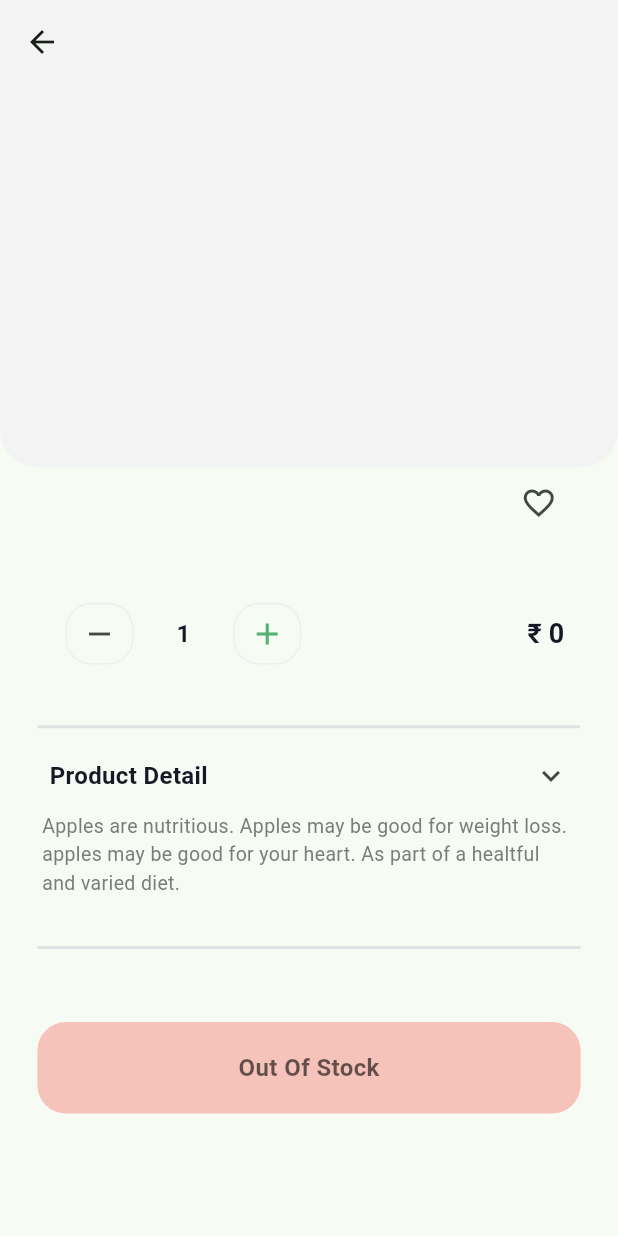
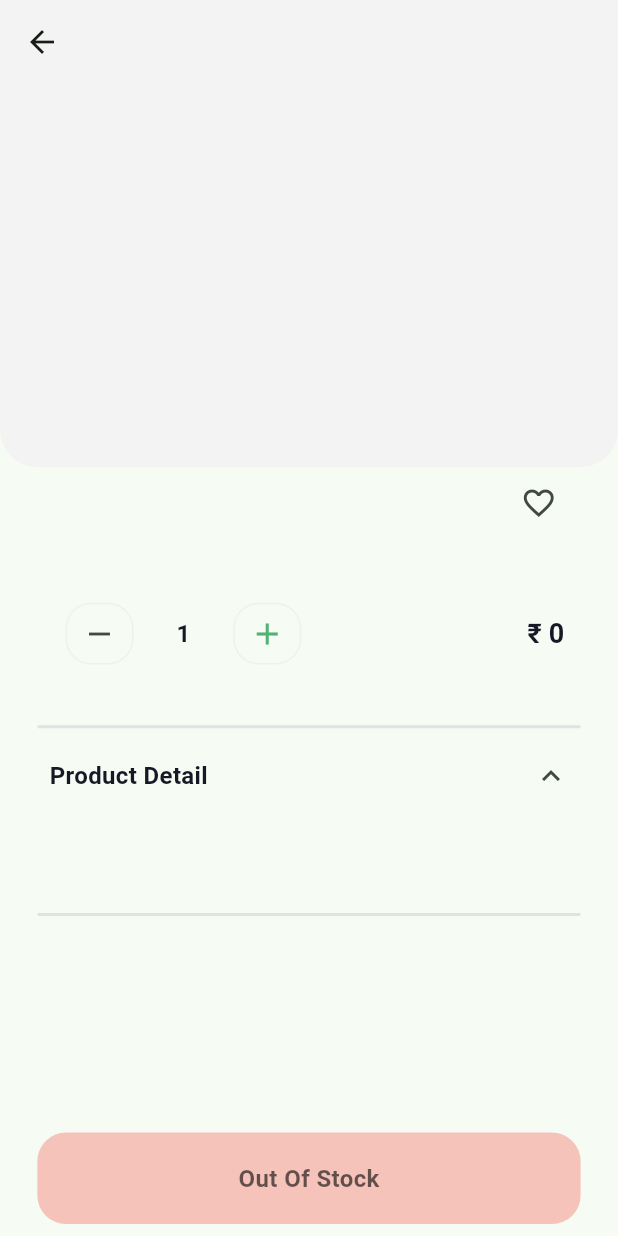
Before and after one commit to AyuTechLive/grocery_ecommerce, a Flutter app: the ProductDetails screen opened directly with empty values, on a phone screen of 412 x 824 dp. Run offline on Flutter 3.47's test engine with Material 3 defaults, Android fonts, the phone set to English and light mode, and no system bars; drawn by our look-alikes of carousel_slider; our stand-ins replace cloud_firestore, firebase_auth, firebase_core, firebase_database, firebase_storage, fluttertoast and 1 more; missing offline and left inert: onesignal_flutter; accounts and stored records are empty; Roboto replaces fonts that are missing (Gilroy, Gilroy-Medium); statements that could not run were skipped.

Commit message:
final ui

```diff
--- a/lib/Auth/login.dart
+++ b/lib/Auth/login.dart
@@ -11,6 +11,7 @@ import 'package:hakikat_app_new/Auth/signup.dart';
 import 'package:hakikat_app_new/Home/mainpage.dart';
 import 'package:hakikat_app_new/Utils/colors.dart';
 import 'package:hakikat_app_new/Utils/roundbutton.dart';
+import 'package:hakikat_app_new/Utils/utils.dart';
 
 class LoginScreen extends StatefulWidget {
   const LoginScreen({super.key});
@@ -71,7 +72,7 @@ class _LoginScreenState extends State<LoginScreen> {
         setState(() {
           loading = true;
         });
-        //    Utils().toastMessage('Login succesful');
+        Utils().toastMessage('Login succesful');
         Navigator.push(
             context,
             MaterialPageRoute(
@@ -84,7 +85,7 @@ class _LoginScreenState extends State<LoginScreen> {
           loading = false;
         });
 
-        // Utils().toastMessage(error.toString());
+        Utils().toastMessage('Login Unauthorized');
       },
     );
   }
--- a/lib/Favorites/favorites.dart
+++ b/lib/Favorites/favorites.dart
@@ -60,6 +60,7 @@ class _FavoritesScreenState extends State<FavoritesScreen> {
           'Product Title': data['Product Title'],
           'Product Subtitle': data['Product Subtitle'],
           'Product Img': data['Product Img'],
+          'Product Discription': data['Product Discription'],
         };
         fetchedData.add(favoriteItem);
       }
@@ -136,6 +137,8 @@ class _FavoritesScreenState extends State<FavoritesScreen> {
                                   nextScreen(
                                       context,
                                       ProductDetails(
+                                        discription:
+                                            item['Product Discription'] ?? '',
                                         imageUrls: List<String>.from(
                                             item['Product Img'] ??
                                                 [AppImage.defaultimgurl]),
--- a/lib/ItemsShowing/CategoryProducts.dart
+++ b/lib/ItemsShowing/CategoryProducts.dart
@@ -86,6 +86,7 @@ class _CategoryProductState extends State<CategoryProduct> {
                     nextScreen(
                         context,
                         ProductDetails(
+                          discription: product['Product Discription'] ?? '',
                           imageUrls: List<String>.from(product['Product Img'] ??
                               [AppImage.defaultimgurl]),
                           orderid: product['id'],
@@ -103,6 +104,7 @@ class _CategoryProductState extends State<CategoryProduct> {
                     nextScreen(
                         context,
                         ProductDetails(
+                          discription: product['Product Discription'] ?? '',
                           imageUrls: List<String>.from(product['Product Img'] ??
                               [AppImage.defaultimgurl]),
                           orderid: product['id'],
@@ -159,6 +161,7 @@ class _CategoryProductState extends State<CategoryProduct> {
               'Product Img': value['Product Img'],
               'Product Price': value['Product Price'],
               'id': value['id'],
+              'Product Discription': value['Product Discription'],
             };
 
             if (widget.categoryname == 'All Products' ||
--- a/lib/ItemsShowing/Exclusiveitemshowing.dart
+++ b/lib/ItemsShowing/Exclusiveitemshowing.dart
@@ -84,7 +84,7 @@ class _ExclusiveItemsState extends State<ExclusiveItems> {
           Expanded(
             child: GridView.builder(
               shrinkWrap: true,
-              physics: NeverScrollableScrollPhysics(),
+              // physics: NeverScrollableScrollPhysics(),
               padding: EdgeInsets.all(width * 0.06),
               gridDelegate: SliverGridDelegateWithFixedCrossAxisCount(
                 childAspectRatio: 0.75,
@@ -100,6 +100,7 @@ class _ExclusiveItemsState extends State<ExclusiveItems> {
                     nextScreen(
                         context,
                         ProductDetails(
+                          discription: product['Product Discription'] ?? '',
                           imageUrls: List<String>.from(product['Product Img'] ??
                               [AppImage.defaultimgurl]),
                           orderid: product['id'],
@@ -118,6 +119,7 @@ class _ExclusiveItemsState extends State<ExclusiveItems> {
                     nextScreen(
                         context,
                         ProductDetails(
+                          discription: product['Product Discription'] ?? '',
                           imageUrls: List<String>.from(product['Product Img'] ??
                               [AppImage.defaultimgurl]),
                           orderid: product['id'],
@@ -176,6 +178,7 @@ class _ExclusiveItemsState extends State<ExclusiveItems> {
               'Product Img': value['Product Img'],
               'Product Price': value['Product Price'],
               'id': value['id'],
+              'Product Discription': value['Product Discription'],
             };
             setState(() {
               products.add(product);
--- a/lib/ProductDetails/productdetails.dart
+++ b/lib/ProductDetails/productdetails.dart
@@ -16,6 +16,7 @@ class ProductDetails extends StatefulWidget {
   final String img;
   final String orderid;
   final int maxquantity;
+  final String discription;
 
   final List<String> imageUrls;
   const ProductDetails({
@@ -27,6 +28,7 @@ class ProductDetails extends StatefulWidget {
     required this.img,
     required this.orderid,
     required this.imageUrls,
+    required this.discription,
   });
 
   @override
@@ -40,6 +42,8 @@ class _ProductDetailsState extends State<ProductDetails> {
   bool isLoading = false;
   bool isInCart = false;
   int _currentIndex = 0;
+  bool _isExpanded = true; // Start expanded by default
+
   @override
   void initState() {
     // TODO: implement initState
@@ -57,7 +61,8 @@ class _ProductDetailsState extends State<ProductDetails> {
       appBar: AppBar(
         backgroundColor: Color(0xFFF2F3F2),
       ),
-      body: Column(
+      body: SingleChildScrollView(
+        child: Column(
           children: [
             Container(
               width: width,
@@ -256,9 +261,7 @@ class _ProductDetailsState extends State<ProductDetails> {
             ),
             Row(
               children: [
-              SizedBox(
-                width: width * 0.08,
-              ),
+                SizedBox(width: width * 0.08),
                 Text(
                   'Product Detail',
                   style: TextStyle(
@@ -269,16 +272,24 @@ class _ProductDetailsState extends State<ProductDetails> {
                   ),
                 ),
                 Spacer(),
-              IconButton(onPressed: () {}, icon: Icon(Icons.expand_more)),
-              SizedBox(
-                width: width * 0.05,
-              )
+                IconButton(
+                  onPressed: () {
+                    setState(() {
+                      _isExpanded = !_isExpanded;
+                    });
+                  },
+                  icon:
+                      Icon(_isExpanded ? Icons.expand_less : Icons.expand_more),
+                ),
+                SizedBox(width: width * 0.05)
               ],
             ),
-          SizedBox(
-            width: width * 0.864,
+            if (_isExpanded)
+              Padding(
+                padding:
+                    EdgeInsets.symmetric(horizontal: width * 0.08, vertical: 8),
                 child: Text(
-              'Apples are nutritious. Apples may be good for weight loss. apples may be good for your heart. As part of a healtful and varied diet.',
+                  widget.discription,
                   style: TextStyle(
                     color: Color(0xFF7C7C7C),
                     fontSize: 13,
@@ -305,7 +316,10 @@ class _ProductDetailsState extends State<ProductDetails> {
             SizedBox(
               height: height * 0.05,
             ),
-          IconButton(
+          ],
+        ),
+      ),
+      bottomNavigationBar: IconButton(
           onPressed: () {
             widget.maxquantity > 0
                 ? isInCart
@@ -373,8 +387,6 @@ class _ProductDetailsState extends State<ProductDetails> {
                     ),
                   ),
                 )),
-        ],
-      ),
     );
   }
 
@@ -397,6 +409,10 @@ class _ProductDetailsState extends State<ProductDetails> {
   }
 
   Future<void> _addToCart() async {
+    if (quantity < 1) {
+      Utils().toastMessage('You must add at least one quantity');
+      return;
+    } else {
       setState(() {
         isLoading = true; // Set loading to true
       });
@@ -439,6 +455,7 @@ class _ProductDetailsState extends State<ProductDetails> {
             content: Text('Error adding item to cart'),
           ),
         );
+      }
     }
   }
 
--- a/lib/Utils/utils.dart
+++ b/lib/Utils/utils.dart
@@ -9,7 +9,7 @@ class Utils {
         toastLength: Toast.LENGTH_SHORT,
         gravity: ToastGravity.BOTTOM,
         timeInSecForIosWeb: 2,
-        backgroundColor: Colors.grey.withOpacity(0.2),
+        backgroundColor: Colors.white,
         textColor: Colors.black,
         fontSize: 16.0);
   }
```
Also changed, not shown: lib/Auth/signup.dart (+14 -9 lines), lib/Explore/explore.dart (+6 -1 lines), lib/Home/homepage.dart (+10 -4 lines). Lines whose indentation alone changed are shown as unchanged.
